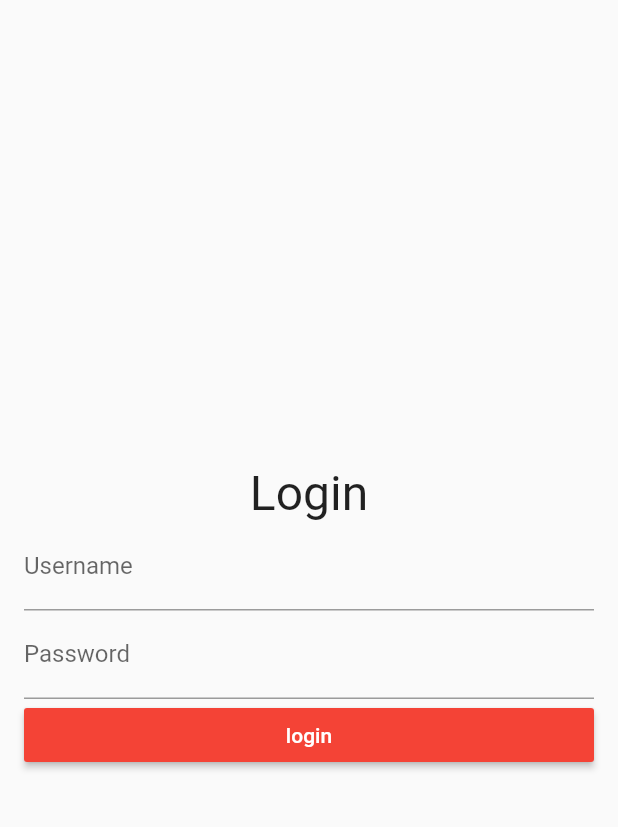
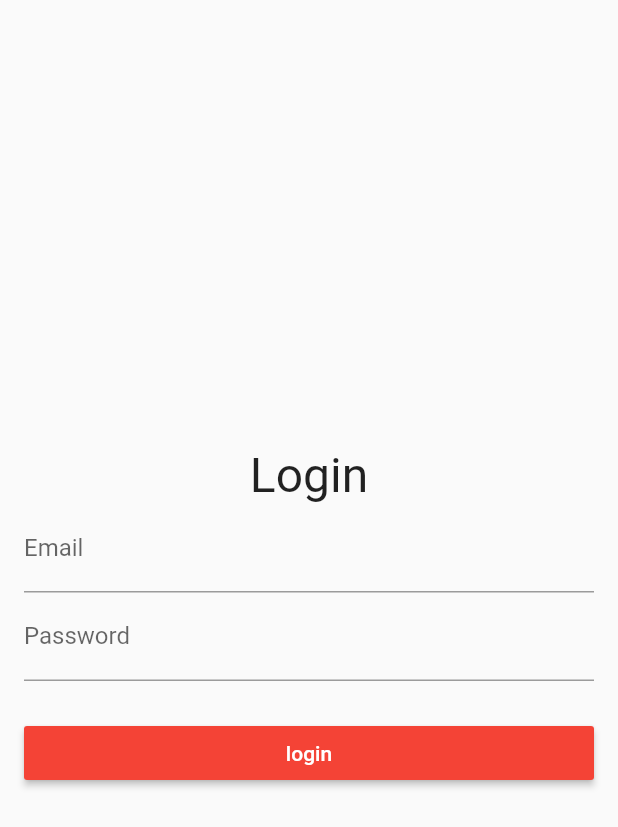
Before and after one commit to mrkayy/Money-Diary, a Flutter app: the screen it shows after launch, on a phone screen of 412 x 824 dp. Shown: the top 827 px of the screen. Run offline on Flutter 3.47's test engine with Material 2 defaults, Android fonts, the phone set to English and light mode, and no system bars.

Commit message:
enabled re-route to dashboard.dart

```diff
--- a/lib/setup/login.dart
+++ b/lib/setup/login.dart
@@ -1,19 +1,26 @@
 import 'package:flutter/material.dart';
 
-class Login extends StatelessWidget {
+class Login extends StatefulWidget {
+  @override
+  _LoginState createState() => _LoginState();
+}
+
+class _LoginState extends State<Login> {
+  bool loggedIn = false;
 
   final _formKey = GlobalKey<FormState>();
+  final mainKey = GlobalKey<ScaffoldState>();
 
-//TODO: create varaibles that would hold the userid
-  String _user;
-  String _password;
-
-  //TODO: add initState to check if user has logged in before
+  String _user, _password;
 
   @override
   Widget build(BuildContext context) {
     return Scaffold(
-      body: Container(
+      // resizeToAvoidBottomInset: false,
+      resizeToAvoidBottomPadding: false,
+      key: mainKey,
+      body: loggedIn == false
+          ? Container(
               padding: EdgeInsets.all(16.0),
               child: Column(
                 mainAxisAlignment: MainAxisAlignment.center,
@@ -33,16 +40,20 @@ final _formKey = GlobalKey<FormState>();
                       crossAxisAlignment: CrossAxisAlignment.stretch,
                       children: <Widget>[
                         TextFormField(
-                    validator: (value)=> value.isEmpty?'Email can\'t be empty':null,
+                          validator: (value) =>
+                              !value.contains('@') ? 'invalid email' : null,
                           onSaved: (value) => _user = value,
-                    decoration: InputDecoration(labelText: 'Username'),
+                          decoration: InputDecoration(labelText: 'Email'),
                         ),
                         TextFormField(
-                    validator: (value) => value.length < 4?'password must be more than 4 characters':null,
+                          validator: (value) => value.length <= 4
+                              ? 'password must be more than 4 characters'
+                              : null,
                           onSaved: (value) => _password = value,
                           decoration: InputDecoration(labelText: 'Password'),
                           obscureText: true,
                         ),
+                        SizedBox(height: 24.0),
                         RaisedButton(
                           color: Theme.of(context).accentColor,
                           onPressed: onSave,
@@ -56,20 +67,38 @@ final _formKey = GlobalKey<FormState>();
                   ),
                 ],
               ),
-      ),
+            )
+          : Navigator.of(context).pushNamedAndRemoveUntil('/dashboard', (Route<dynamic> route) => false),
+          // Column(
+          //   children: <Widget>[
+          //     Text('Welcome $_user'),
+          //     Padding(
+          //         padding: EdgeInsets.all(10.0),
+          //         child: FlatButton(
+          //           child: Text('logout'),
+          //           onPressed: () => setState((){
+          //             loggedIn = false;
+          //           }),
+          //         ))
+          //   ],
+          // ),
     );
   }
 
-  void onSave(){
+  void onSave() {
     var form = _formKey.currentState;
-    if(form.validate()){
+    if (form.validate()) {
       //TODO: add navigator route
       form.save();
+      setState(() {
+        loggedIn = true;
+      });
       print('form is valid');
-      print('user: $_user & password: $_password ');
-    }else{
+      print('user: $_user & password: $_password');
+    } else {
       print('form field error');
     }
+
+    //TODO: add login to firebase
   }
-
 }
```
Lines whose indentation alone changed are shown as unchanged.
